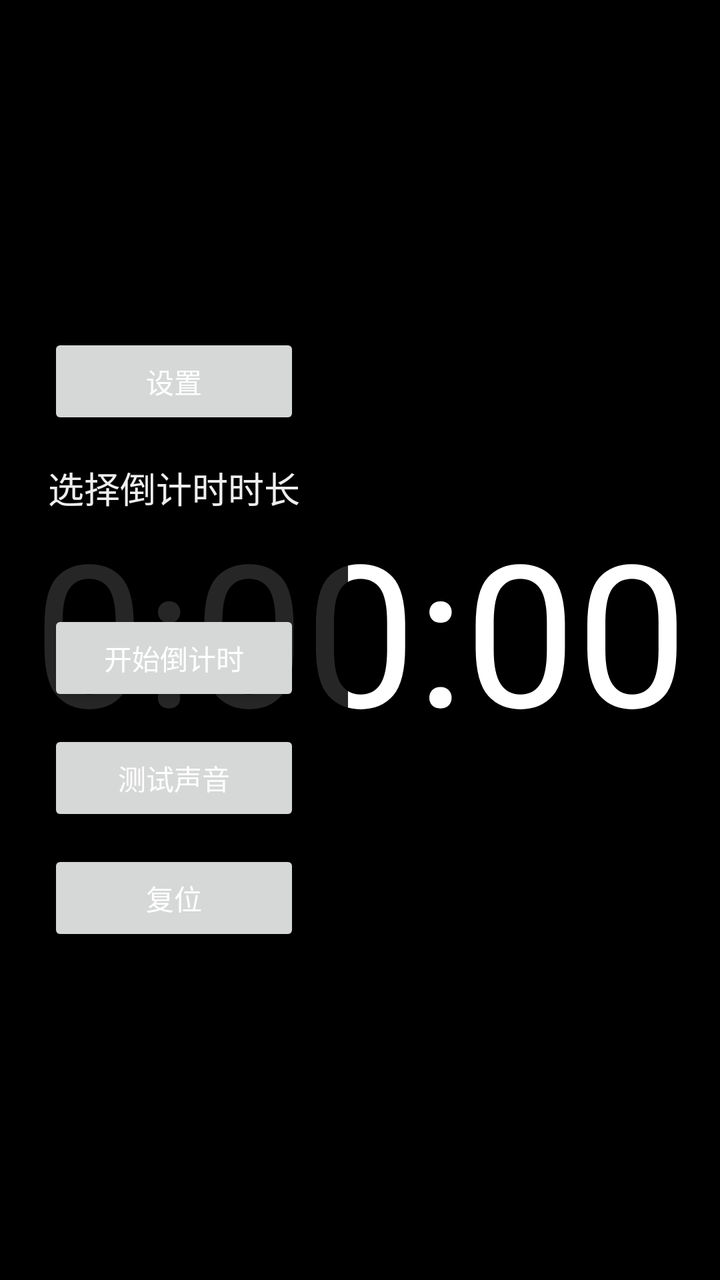
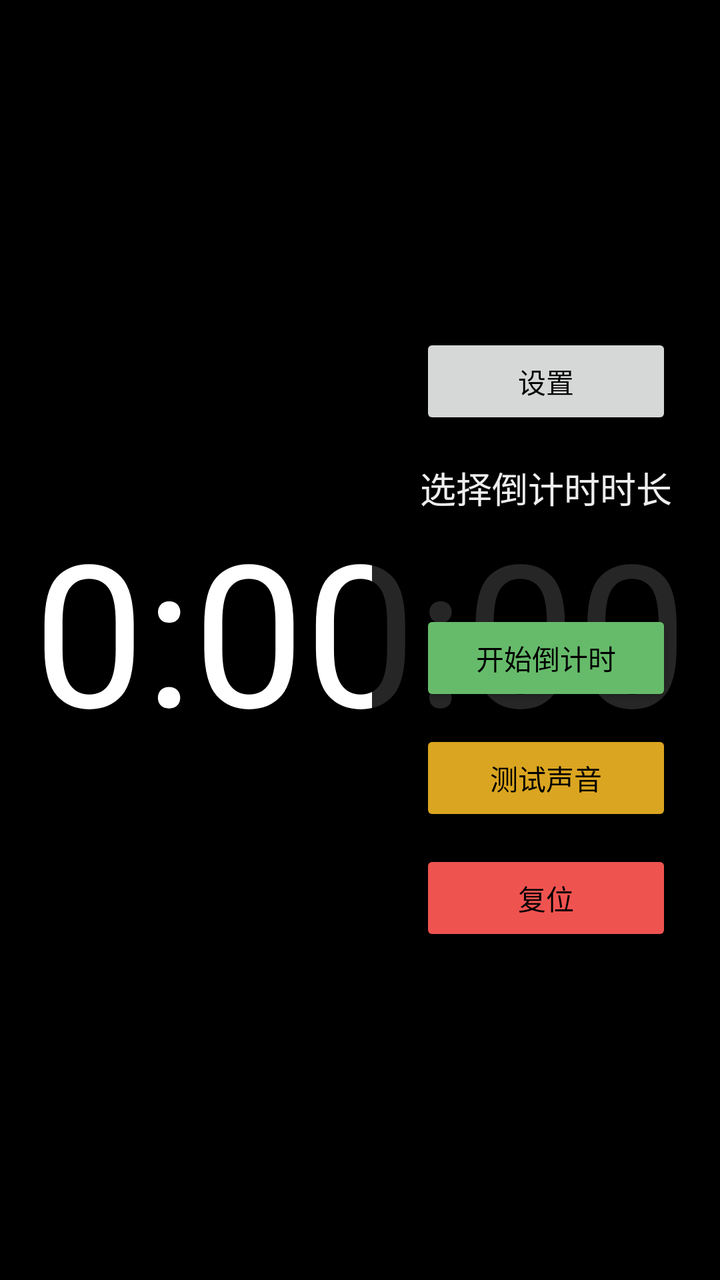

Two renders of the same Android screen: before a commit and after it. Below are the layout's source before the change and the commit's diff.
<!-- AndroidManifest.xml: activity theme Theme.HourChime -->
<!-- res/layout/activity_main.xml -->
<?xml version="1.0" encoding="utf-8"?>

<FrameLayout xmlns:android="http://schemas.android.com/apk/res/android"
    android:id="@+id/rootLayout"
    android:layout_width="match_parent"
    android:layout_height="match_parent"
    android:background="#000000">

    
    <TextView
        android:id="@+id/countdownTextView"
        android:layout_width="match_parent"
        android:layout_height="match_parent"
        android:autoSizeMaxTextSize="400sp"
        android:autoSizeMinTextSize="40sp"
        android:autoSizeTextType="uniform"
        android:fontFamily="@font/dseg7"
        android:gravity="center"
        android:includeFontPadding="false"
        android:maxLines="1"
        android:padding="16dp"
        android:text="0:00:00"
        android:textColor="#FFFFFFFF" />

    
    <LinearLayout
        android:id="@+id/controlsPanel"
        android:layout_width="wrap_content"
        android:layout_height="match_parent"
        android:layout_gravity="start"
        android:background="#D9000000"
        android:gravity="center_vertical"
        android:orientation="vertical"
        android:padding="24dp">

        <Button
            android:id="@+id/settingsBtn"
            android:layout_width="match_parent"
            android:layout_height="wrap_content"
            android:text="设置" />

        <TextView
            android:layout_width="wrap_content"
            android:layout_height="wrap_content"
            android:layout_marginTop="16dp"
            android:text="选择倒计时时长"
            android:textColor="#EEEEEE"
            android:textSize="18sp" />

        <Spinner
            android:id="@+id/durationSpinner"
            android:layout_width="match_parent"
            android:layout_height="wrap_content"
            android:spinnerMode="dropdown" />

        <Button
            android:id="@+id/startButton"
            android:layout_width="match_parent"
            android:layout_height="wrap_content"
            android:layout_marginTop="24dp"
            android:text="开始倒计时" />

        <Button
            android:id="@+id/testSoundButton"
            android:layout_width="match_parent"
            android:layout_height="wrap_content"
            android:layout_marginTop="12dp"
            android:text="测试声音" />

        <Button
            android:id="@+id/resetButton"
            android:layout_width="match_parent"
            android:layout_height="wrap_content"
            android:layout_marginTop="12dp"
            android:text="复位" />

    </LinearLayout>

</FrameLayout>
<!-- resources referenced by this layout -->
<resources>
  <style name="Theme.HourChime" parent="Theme.AppCompat.Light.NoActionBar">
          <item name="colorPrimary">@color/black</item>
          <item name="colorPrimaryVariant">@color/black</item>
          <item name="colorOnPrimary">@color/white</item>
  
          
          <item name="android:colorBackground">@color/black</item>
          <item name="android:textColor">@color/white</item>
          <item name="android:windowBackground">@color/black</item>
      </style>
  <color name="black">#FF000000</color>
  <color name="white">#FFFFFFFF</color>
</resources>

<!-- the commit's change to res/layout/activity_main.xml (unified diff, before → after) -->
@@ -27,7 +27,7 @@
         android:id="@+id/controlsPanel"
         android:layout_width="wrap_content"
         android:layout_height="match_parent"
-        android:layout_gravity="start"
+        android:layout_gravity="end"
         android:background="#D9000000"
         android:gravity="center_vertical"
         android:orientation="vertical"
@@ -37,7 +37,8 @@
             android:id="@+id/settingsBtn"
             android:layout_width="match_parent"
             android:layout_height="wrap_content"
-            android:text="设置" />
+            android:text="设置"
+            android:textColor="@color/black" />
 
         <TextView
             android:layout_width="wrap_content"
@@ -55,24 +56,30 @@
 
         <Button
             android:id="@+id/startButton"
+            android:backgroundTint="@color/button_green"
             android:layout_width="match_parent"
             android:layout_height="wrap_content"
             android:layout_marginTop="24dp"
-            android:text="开始倒计时" />
+            android:text="开始倒计时"
+            android:textColor="@color/black" />
 
         <Button
             android:id="@+id/testSoundButton"
+            android:backgroundTint="@color/button_amber"
             android:layout_width="match_parent"
             android:layout_height="wrap_content"
             android:layout_marginTop="12dp"
-            android:text="测试声音" />
+            android:text="测试声音"
+            android:textColor="@color/black" />
 
         <Button
             android:id="@+id/resetButton"
+            android:backgroundTint="@color/button_red"
             android:layout_width="match_parent"
             android:layout_height="wrap_content"
             android:layout_marginTop="12dp"
-            android:text="复位" />
+            android:text="复位"
+            android:textColor="@color/black" />
 
     </LinearLayout>
 
<!-- resource entries referenced after the edit -->
@@ -11,6 +11,9 @@
           <item name="android:windowBackground">@color/black</item>
       </style>
   <color name="black">#FF000000</color>
+  <color name="button_amber">#FFDAA520</color>
+  <color name="button_green">#FF66BB6A</color>
+  <color name="button_red">#FFEF5350</color>
   <color name="white">#FFFFFFFF</color>
 </resources>
 
